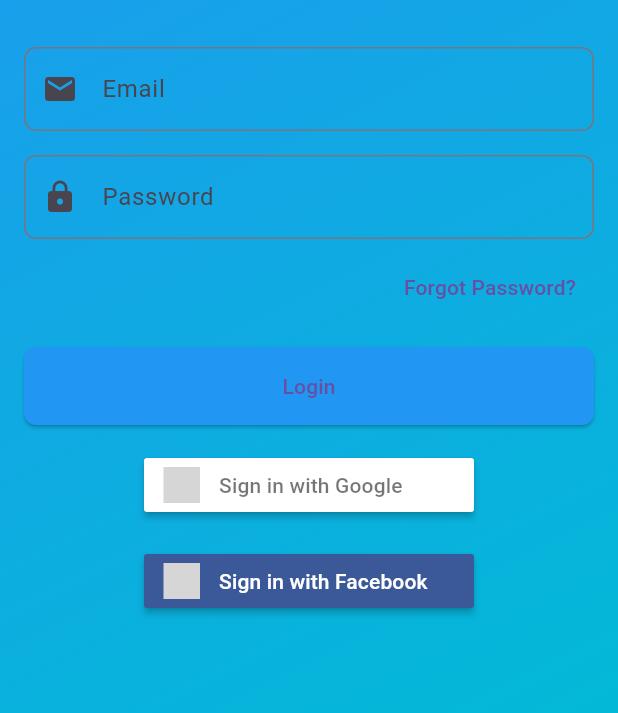
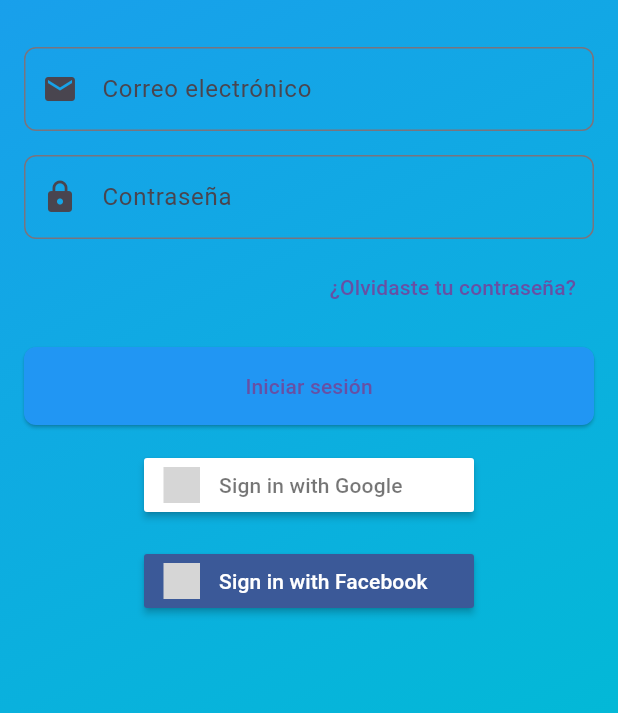
Before and after one commit to DavidRS0011/KPI-S-FCT, a Flutter app: the screen it shows after launch, on a phone screen of 412 x 824 dp, the part 385-1098 px from its top. Run offline on Flutter 3.47's test engine with Material 3 defaults, Android fonts, the phone set to English and light mode, and no system bars; our stand-ins replace firebase_auth, firebase_core, flutter_signin_button, google_sign_in; missing offline and left inert: dart:js, flutter_facebook_auth; accounts and stored records are empty; grey boxes are pictures that could not be loaded.

```diff
--- a/lib/screens/login_screen.dart
+++ b/lib/screens/login_screen.dart
@@ -4,13 +4,12 @@
 import 'package:flutter_facebook_auth/flutter_facebook_auth.dart';
 import 'package:flutter_signin_button/flutter_signin_button.dart';
 import '../widgets/animated_logo.dart';
-import 'package:kpi_s_fct/screens/home_screen.dart'; // Ajusta la ruta según tu estructura de proyecto
-import 'services/auth_service.dart'; // Importa el servicio de autenticación
+import 'package:kpi_s_fct/screens/home_screen.dart';
+import 'services/auth_service.dart'; // Servicio de autenticación
 import 'dart:js' as js;
 
-// Configuración de GoogleSignIn para dispositivos móviles
 final GoogleSignIn googleSignIn = GoogleSignIn(
-  scopes: ['email'], // Solicita acceso al correo electrónico del usuario
+  scopes: ['email'],
 );
 
 class LoginScreen extends StatefulWidget {
@@ -25,6 +24,7 @@
   final TextEditingController _passwordController = TextEditingController();
   final _formKey = GlobalKey<FormState>();
   late AnimationController _controller;
+  bool _isLoading = false; // Estado de carga
   final AuthServices _authServices = AuthServices(); // Instancia del servicio de autenticación
 
   @override
@@ -33,7 +33,7 @@
     _controller = AnimationController(
       vsync: this,
       duration: const Duration(seconds: 2),
-    )..repeat(reverse: true); // Animación de ida y vuelta
+    )..repeat(reverse: true);
   }
 
   @override
@@ -49,121 +49,141 @@
 
   Future<void> _loginWithEmail() async {
     if (_formKey.currentState!.validate()) {
-      showDialog(
-        context: context,
-        barrierDismissible: false,
-        builder: (context) => const Center(child: CircularProgressIndicator()),
-      );
+      setState(() {
+        _isLoading = true;
+      });
       try {
         UserCredential userCredential = await FirebaseAuth.instance.signInWithEmailAndPassword(
           email: _usernameController.text,
           password: _passwordController.text,
         );
-        Navigator.pop(context); // Cierra el indicador de carga
+        setState(() {
+          _isLoading = false;
+        });
         ScaffoldMessenger.of(context).showSnackBar(
-          SnackBar(content: Text('Welcome, ${userCredential.user?.displayName ?? 'User'}!')),
+          SnackBar(content: Text('Bienvenido, ${userCredential.user?.displayName ?? 'Usuario'}!')),
         );
-        Navigator.push(
+        Navigator.pushReplacement(
           context,
           MaterialPageRoute(builder: (context) => const HomeScreen()),
         );
       } on FirebaseAuthException catch (e) {
-        Navigator.pop(context); // Cierra el indicador de carga
+        setState(() {
+          _isLoading = false;
+        });
         ScaffoldMessenger.of(context).showSnackBar(
-          SnackBar(content: Text(e.message ?? 'An error occurred')),
+          SnackBar(content: Text(e.message ?? 'Ocurrió un error')),
         );
       }
     }
   }
 
   Future<void> _loginWithGoogle() async {
+    setState(() {
+      _isLoading = true;
+    });
     try {
-      final userCredential = await _authServices.signInWithGoogle(); // Llama al método del servicio
+      final userCredential = await _authServices.signInWithGoogle();
+      setState(() {
+        _isLoading = false;
+      });
       ScaffoldMessenger.of(context).showSnackBar(
-        SnackBar(content: Text('Welcome, ${userCredential.user?.displayName ?? 'User'}!')),
+        SnackBar(content: Text('Bienvenido, ${userCredential.user?.displayName ?? 'Usuario'}!')),
       );
-      Navigator.push(
+      Navigator.pushReplacement(
         context,
         MaterialPageRoute(builder: (context) => const HomeScreen()),
       );
     } on FirebaseAuthException catch (e) {
+      setState(() {
+        _isLoading = false;
+      });
       ScaffoldMessenger.of(context).showSnackBar(
-        SnackBar(content: Text(e.message ?? 'An error occurred during Google sign-in')),
+        SnackBar(content: Text(e.message ?? 'Error al iniciar sesión con Google')),
       );
     } catch (e) {
+      setState(() {
+        _isLoading = false;
+      });
       ScaffoldMessenger.of(context).showSnackBar(
-        SnackBar(content: Text('An unexpected error occurred: $e')),
+        SnackBar(content: Text('Error inesperado: $e')),
       );
     }
   }
 
   Future<void> _loginWithFacebook() async {
+    setState(() {
+      _isLoading = true;
+    });
     try {
+      if (js.context.hasProperty('FB')) {
+        await _loginWithFacebookWeb();
+      } else {
+        await _loginWithFacebookMobile();
+      }
+      setState(() {
+        _isLoading = false;
+      });
+    } catch (e) {
+      setState(() {
+        _isLoading = false;
+      });
+      ScaffoldMessenger.of(context).showSnackBar(
+        SnackBar(content: Text('Error: $e')),
+      );
+    }
+  }
+
+  Future<void> _loginWithFacebookMobile() async {
     final LoginResult result = await FacebookAuth.instance.login();
     if (result.status == LoginStatus.success && result.accessToken != null) {
       final String accessToken = result.accessToken!.tokenString;
       final credential = FacebookAuthProvider.credential(accessToken);
       final userCredential = await FirebaseAuth.instance.signInWithCredential(credential);
       ScaffoldMessenger.of(context).showSnackBar(
-          SnackBar(content: Text('Welcome, ${userCredential.user?.displayName ?? 'User'}!')),
+        SnackBar(content: Text('Bienvenido, ${userCredential.user?.displayName ?? 'Usuario'}!')),
       );
-        Navigator.push(
+      Navigator.pushReplacement(
         context,
         MaterialPageRoute(builder: (context) => const HomeScreen()),
       );
     } else {
       ScaffoldMessenger.of(context).showSnackBar(
-          SnackBar(content: Text(result.message ?? 'Facebook login failed')),
-        );
-      }
-    } catch (e) {
-      ScaffoldMessenger.of(context).showSnackBar(
-        SnackBar(content: Text('Error: $e')),
+        SnackBar(content: Text(result.message ?? 'Error al iniciar sesión con Facebook')),
       );
     }
   }
 
   Future<void> _loginWithFacebookWeb() async {
-    try {
-      // Verifica si el objeto FB y el método FB.login están disponibles
     if (js.context.hasProperty('FB') && js.context['FB'].hasProperty('login')) {
       js.context.callMethod('FB.login', [
         (response) {
           if (response['status'] == 'connected') {
             final accessToken = response['authResponse']['accessToken'];
             print('Facebook Access Token: $accessToken');
-              // Aquí puedes usar el accessToken para autenticarte con Firebase
+            // Usa el accessToken para autenticarte con Firebase
           } else {
-              print('Facebook login failed: ${response['status']}');
+            print('Error de inicio de sesión con Facebook: ${response['status']}');
           }
         },
         {'scope': 'email,public_profile'}
       ]);
     } else {
-        print('Facebook SDK not loaded or FB.login is undefined');
-      }
-    } catch (e) {
-      print('Error during Facebook login: $e');
+      print('SDK de Facebook no cargado');
     }
   }
 
   void _resetPassword() {
     final email = _usernameController.text;
-    if (email.isEmpty) {
+    if (email.isEmpty || !RegExp(r'^[^@]+@[^@]+\.[^@]+').hasMatch(email)) {
       ScaffoldMessenger.of(context).showSnackBar(
-        const SnackBar(content: Text('Please enter your email')),
-      );
-      return;
-    }
-    if (!RegExp(r'^[^@]+@[^@]+\.[^@]+').hasMatch(email)) {
-      ScaffoldMessenger.of(context).showSnackBar(
-        const SnackBar(content: Text('Please enter a valid email address')),
+        const SnackBar(content: Text('Por favor, ingresa un correo válido')),
       );
       return;
     }
     FirebaseAuth.instance.sendPasswordResetEmail(email: email);
     ScaffoldMessenger.of(context).showSnackBar(
-      const SnackBar(content: Text('Password reset email sent')),
+      const SnackBar(content: Text('Correo de restablecimiento de contraseña enviado')),
     );
   }
 
@@ -173,7 +193,7 @@
       body: Container(
         decoration: const BoxDecoration(
           gradient: LinearGradient(
-            colors: [Colors.blue, Colors.cyan], // Colores fríos para la app de tecnología
+            colors: [Colors.blue, Colors.cyan],
             begin: Alignment.topLeft,
             end: Alignment.bottomRight,
           ),
@@ -184,15 +204,12 @@
           child: Column(
             mainAxisAlignment: MainAxisAlignment.center,
             children: [
-              // Logo animado
               AnimatedLogo(controller: _controller),
               const SizedBox(height: 32.0),
-
-              // Campo de texto para el nombre de usuario
               TextFormField(
                 controller: _usernameController,
                 decoration: InputDecoration(
-                  labelText: 'Email',
+                  labelText: 'Correo electrónico',
                   border: OutlineInputBorder(
                     borderRadius: BorderRadius.circular(8.0),
                   ),
@@ -200,21 +217,19 @@
                 ),
                 validator: (value) {
                   if (value == null || value.isEmpty) {
-                    return 'Please enter your email';
+                    return 'Por favor, ingresa tu correo';
                   }
                   if (!RegExp(r'^[^@]+@[^@]+\.[^@]+').hasMatch(value)) {
-                    return 'Please enter a valid email address';
+                    return 'Correo no válido';
                   }
                   return null;
                 },
               ),
               const SizedBox(height: 16.0),
-
-              // Campo de texto para la contraseña
               TextFormField(
                 controller: _passwordController,
                 decoration: InputDecoration(
-                  labelText: 'Password',
+                  labelText: 'Contraseña',
                   border: OutlineInputBorder(
                     borderRadius: BorderRadius.circular(8.0),
                   ),
@@ -223,64 +238,54 @@
                 obscureText: true,
                 validator: (value) {
                   if (value == null || value.isEmpty) {
-                    return 'Please enter your password';
+                    return 'Por favor, ingresa tu contraseña';
                   }
                   if (!RegExp(r'^(?=.*[a-z])(?=.*[A-Z])(?=.*\d)(?=.*[@$!%*?&])[A-Za-z\d@$!%*?&]{8,}$')
                       .hasMatch(value)) {
-                    return 'Password must contain at least 8 characters, including uppercase, lowercase, number, and special character';
+                    return 'La contraseña debe tener al menos 8 caracteres, incluyendo mayúsculas, minúsculas, números y un carácter especial';
                   }
                   return null;
                 },
               ),
               const SizedBox(height: 8.0),
-
-              // Botón para restablecer la contraseña
               Align(
                 alignment: Alignment.centerRight,
                 child: TextButton(
                   onPressed: _resetPassword,
-                  child: const Text('Forgot Password?'),
+                  child: const Text('¿Olvidaste tu contraseña?'),
                 ),
               ),
               const SizedBox(height: 16.0),
-
-              // Botón para iniciar sesión con correo electrónico
+              if (_isLoading)
+                const CircularProgressIndicator(),
+              if (!_isLoading)
+                Column(
+                  children: [
                     SizedBox(
                       width: double.infinity,
                       child: ElevatedButton(
                         onPressed: _loginWithEmail,
                         style: ElevatedButton.styleFrom(
-                    backgroundColor: Colors.blue, // Botón principal en azul
+                          backgroundColor: Colors.blue,
                           padding: const EdgeInsets.symmetric(vertical: 16.0),
                           shape: RoundedRectangleBorder(
                             borderRadius: BorderRadius.circular(8.0),
                           ),
                         ),
-                  child: const Text('Login'),
+                        child: const Text('Iniciar sesión'),
                       ),
                     ),
                     const SizedBox(height: 16.0),
-
-              // Botón para iniciar sesión con Google
                     SignInButton(
                       Buttons.Google,
                       onPressed: _loginWithGoogle,
                     ),
                     const SizedBox(height: 16.0),
-
-              // Botón para iniciar sesión con Facebook (funciona tanto en web como en móviles)
                     SignInButton(
                       Buttons.Facebook,
-                onPressed: () async {
-                  // Verifica si estás en la web o en un dispositivo móvil
-                  if (js.context.hasProperty('FB')) {
-                    // Lógica para la web
-                    await _loginWithFacebookWeb();
-                  } else {
-                    // Lógica para dispositivos móviles
-                    await _loginWithFacebook();
-                  }
-                },
+                      onPressed: _loginWithFacebook,
+                    ),
+                  ],
                 ),
             ],
           ),
```
Lines whose indentation alone changed are shown as unchanged.
